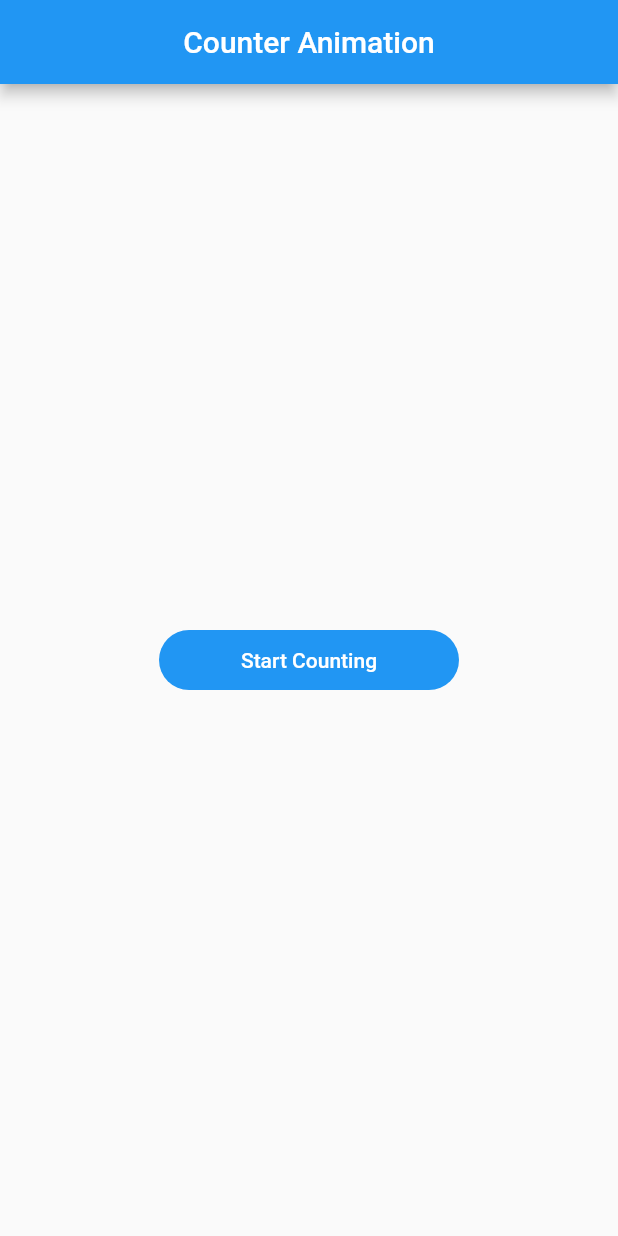
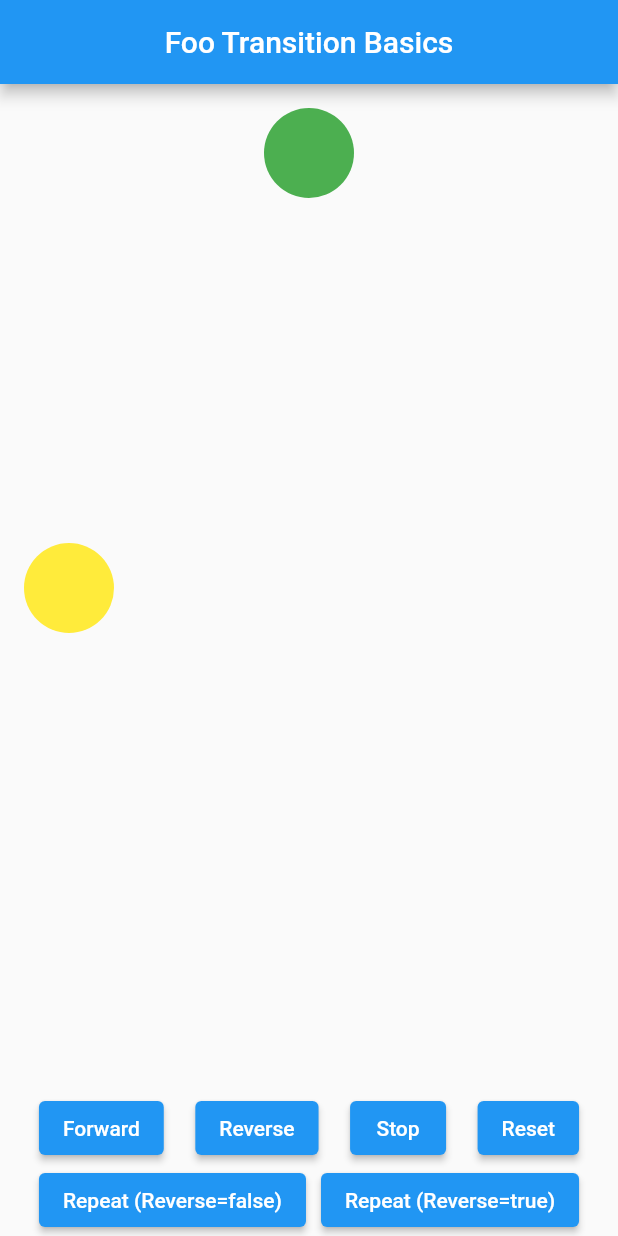
Before and after one commit to Abdallah-Mohamedo-Eid-Hassan20190330/Flutter-Animation-Bundle, a Flutter app: the screen it shows after launch, on a phone screen of 412 x 824 dp. Run offline on Flutter 3.47's test engine with Material 2 defaults, Android fonts, the phone set to English and light mode, and no system bars.

Commit message:
adding anohter example for Foo Transition

```diff
--- /dev/null
+++ b/lib/foo_transition/example_one/example_four.dart
@@ -0,0 +1,121 @@
+import 'package:flutter/material.dart';
+
+class ExampleFour extends StatefulWidget {
+  @override
+  State<ExampleFour> createState() => _ExampleFourState();
+}
+
+class _ExampleFourState extends State<ExampleFour>
+    with TickerProviderStateMixin {
+  late Animation<AlignmentGeometry> green;
+  late Animation<AlignmentGeometry> yellow;
+  late AnimationController controller;
+
+  @override
+  void initState() {
+    super.initState();
+    controller = AnimationController(
+        vsync: this,
+        duration: const Duration(seconds: 1),
+        reverseDuration: const Duration(seconds: 2));
+
+    green = Tween<AlignmentGeometry>(
+            begin: Alignment.topCenter, end: Alignment.bottomCenter)
+        .animate(controller);
+
+    yellow = Tween<AlignmentGeometry>(
+            begin: Alignment.centerLeft, end: Alignment.centerRight)
+        .animate(controller);
+  }
+
+  @override
+  Widget build(BuildContext context) {
+    return Scaffold(
+      appBar: AppBar(
+        title: Text("Foo Transition Basics"),
+        centerTitle: true,
+      ),
+      body: Center(
+        child: Column(
+          children: [
+            _stack(),
+            _buttons(),
+          ],
+        ),
+      ),
+    );
+  }
+
+  Widget _stack() {
+    return Expanded(
+      child: Padding(
+        padding: const EdgeInsets.all(16.0),
+        child: Stack(
+          children: [
+            AlignTransition(
+              alignment: green,
+              child: CircleAvatar(
+                backgroundColor: Colors.green,
+                radius: 30,
+              ),
+            ),
+            AlignTransition(
+              alignment: yellow,
+              child: CircleAvatar(
+                backgroundColor: Colors.yellow,
+                radius: 30,
+              ),
+            ),
+          ],
+        ),
+      ),
+    );
+  }
+
+  Widget _buttons() {
+    return Wrap(
+      alignment: WrapAlignment.spaceBetween,
+      children: [
+        ElevatedButton(
+          onPressed: () {
+            controller.forward();
+          },
+          child: Text("Forward"),
+        ),
+        ElevatedButton(
+          onPressed: () {
+            controller.reverse();
+          },
+          child: Text("Reverse"),
+        ),
+        ElevatedButton(
+          onPressed: () {
+            controller.stop();
+          },
+          child: Text("Stop"),
+        ),
+        ElevatedButton(
+          onPressed: () {
+            controller.reset();
+          },
+          child: Text("Reset"),
+        ),
+        ElevatedButton(
+          onPressed: () {
+            controller.repeat();
+          },
+          child: Text("Repeat (Reverse=false)"),
+        ),
+        SizedBox(
+          width: 10,
+        ),
+        ElevatedButton(
+          onPressed: () {
+            controller.repeat(reverse: true);
+          },
+          child: Text("Repeat (Reverse=true)"),
+        ),
+      ],
+    );
+  }
+}
--- a/lib/main.dart
+++ b/lib/main.dart
@@ -3,6 +3,8 @@ import 'package:flutter_animation_bundle/animated_foo/animated_container/example
 import 'package:flutter_animation_bundle/tween_animation/example_with_child/example_three.dart';
 import 'package:flutter_animation_bundle/tween_animation/example_without_child/example_two.dart';
 import 'package:flutter_animation_bundle/tween_animation/example_without_child/intro.dart';
+
+import 'foo_transition/example_one/example_four.dart';
 
 void main() {
   runApp(MyApp());
@@ -12,7 +14,7 @@ class MyApp extends StatelessWidget {
   @override
   Widget build(BuildContext context) {
     return MaterialApp(
-      home: Intro(),
+      home: ExampleFour(),
       debugShowCheckedModeBanner: false,
     );
   }
```
Also changed, not shown: 1 other file.
